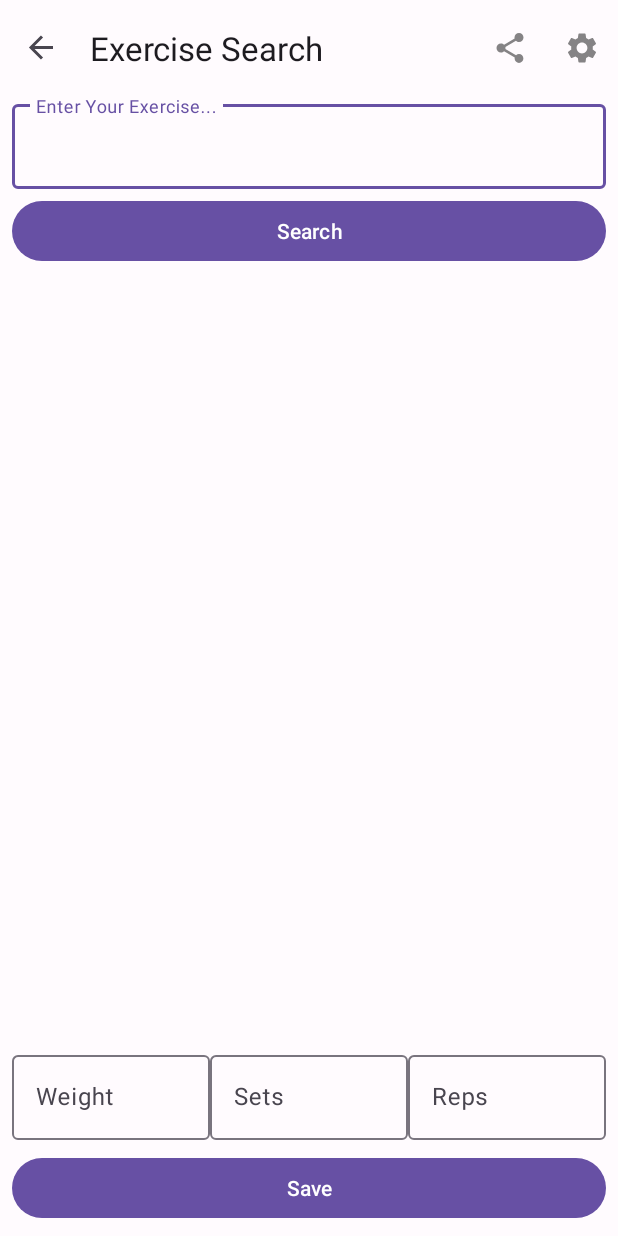
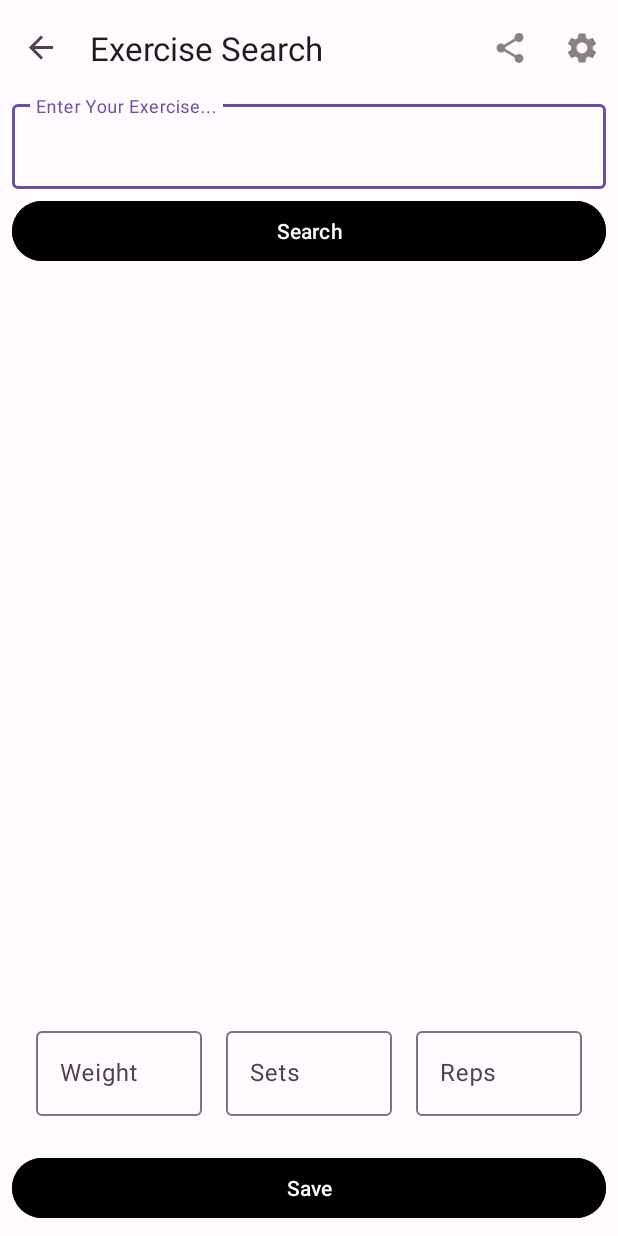
Before and after one commit to bharath-temp/Swol, an Android app: the screen it shows after launch (MainActivity), in the side drawer, after a tap on "Search Exercises", on a phone screen of 412 x 824 dp. Run offline under Robolectric (Android 15) with nearby library versions, the phone set to English and light mode, and no system bars; our stand-ins replace Room's generated code, navigation-ui.

Commit message:
Fixed exercise search
I fixed the searching issue with the exercise search page

```diff
--- a/app/src/main/res/layout/fragment_exercise_search.xml
+++ b/app/src/main/res/layout/fragment_exercise_search.xml
@@ -1,17 +1,25 @@
 <?xml version="1.0" encoding="utf-8"?>
 <LinearLayout
     xmlns:android="http://schemas.android.com/apk/res/android"
-    xmlns:tools="http://schemas.android.com/tools"
     android:layout_width="match_parent"
     android:layout_height="match_parent"
-    android:fitsSystemWindows="true"
+    android:orientation="vertical">
+
+    <ScrollView
+        android:layout_width="match_parent"
+        android:layout_height="0dp"
+        android:layout_weight="1"
+        android:fillViewport="true">
+
+        <LinearLayout
+            android:layout_width="match_parent"
+            android:layout_height="wrap_content"
             android:orientation="vertical"
-    tools:context=".ui.ExerciseSearchFragment">
+            android:fitsSystemWindows="true">
 
             <com.google.android.material.textfield.TextInputLayout
                 android:layout_width="match_parent"
                 android:layout_height="wrap_content"
-        android:layout_gravity="center"
                 android:layout_marginHorizontal="8dp"
                 android:hint="@string/search_hint">
                 <com.google.android.material.textfield.TextInputEditText
@@ -27,44 +35,56 @@
                 android:layout_marginTop="4dp"
                 android:layout_marginHorizontal="8dp"
                 style="?attr/materialButtonStyle"
-        android:text="@string/search" />
+                android:text="@string/search"
+                android:backgroundTint="@color/black" />
 
             <FrameLayout
                 android:layout_width="match_parent"
-        android:layout_height="0dp"
-        android:layout_weight="1">
-
+                android:layout_height="wrap_content">
                 <androidx.recyclerview.widget.RecyclerView
                     android:id="@+id/rv_search_results"
                     android:layout_width="match_parent"
-            android:layout_height="match_parent" />
+                    android:layout_height="wrap_content" />
+            </FrameLayout>
 
-    </FrameLayout>
+        </LinearLayout>
+    </ScrollView>
+
+    <LinearLayout
+        android:layout_width="match_parent"
+        android:layout_height="wrap_content"
+        android:orientation="vertical"
+        android:layout_marginHorizontal="8dp"
+        android:layout_marginTop="8dp">
 
         <LinearLayout
             android:layout_width="match_parent"
             android:layout_height="wrap_content"
             android:orientation="horizontal"
-        android:layout_marginHorizontal="8dp"
-        android:layout_marginTop="8dp">
+            android:padding="8dp"
+            android:baselineAligned="false">
 
+            <!-- Weight input field -->
             <com.google.android.material.textfield.TextInputLayout
                 android:layout_width="0dp"
                 android:layout_height="wrap_content"
                 android:layout_weight="1"
-            android:hint="@string/weight_hint">
+                android:hint="@string/weight_hint"
+                android:padding="8dp">
                 <com.google.android.material.textfield.TextInputEditText
                     android:id="@+id/et_weight"
                     android:layout_width="match_parent"
                     android:layout_height="wrap_content"
-                android:inputType="number"/>
+                    android:inputType="numberDecimal"/>
             </com.google.android.material.textfield.TextInputLayout>
 
+            <!-- Sets input field -->
             <com.google.android.material.textfield.TextInputLayout
                 android:layout_width="0dp"
                 android:layout_height="wrap_content"
                 android:layout_weight="1"
-            android:hint="@string/sets_hint">
+                android:hint="@string/sets_hint"
+                android:padding="8dp">
                 <com.google.android.material.textfield.TextInputEditText
                     android:id="@+id/et_sets"
                     android:layout_width="match_parent"
@@ -72,27 +92,31 @@
                     android:inputType="number"/>
             </com.google.android.material.textfield.TextInputLayout>
 
+            <!-- Reps input field -->
             <com.google.android.material.textfield.TextInputLayout
                 android:layout_width="0dp"
                 android:layout_height="wrap_content"
                 android:layout_weight="1"
-            android:hint="@string/reps_hint">
+                android:hint="@string/reps_hint"
+                android:padding="8dp">
                 <com.google.android.material.textfield.TextInputEditText
                     android:id="@+id/et_reps"
                     android:layout_width="match_parent"
                     android:layout_height="wrap_content"
                     android:inputType="number"/>
             </com.google.android.material.textfield.TextInputLayout>
+
         </LinearLayout>
 
         <Button
             android:id="@+id/btn_save"
             android:layout_width="match_parent"
             android:layout_height="wrap_content"
-        android:layout_marginHorizontal="8dp"
             android:layout_marginTop="8dp"
             android:layout_marginBottom="8dp"
             style="?attr/materialButtonStyle"
-        android:text="@string/save" />
+            android:text="@string/save"
+            android:backgroundTint="@color/black"/>
+    </LinearLayout>
 
 </LinearLayout>
--- a/app/src/main/res/menu/main_nav_drawer_menu.xml
+++ b/app/src/main/res/menu/main_nav_drawer_menu.xml
@@ -2,7 +2,7 @@
 <menu
     xmlns:android="http://schemas.android.com/apk/res/android"
     xmlns:app="http://schemas.android.com/apk/res-auto">
-
+<group>
     <item
         android:id="@+id/daily_exercise"
         android:title="@string/workouts"
@@ -23,5 +23,5 @@
         android:id="@+id/settings"
         android:title="@string/action_settings"
         android:icon="@drawable/ic_action_settings" />
-
+</group>
 </menu>
--- a/app/src/main/res/values/strings.xml
+++ b/app/src/main/res/values/strings.xml
@@ -10,6 +10,8 @@
     <string name="action_share">Share</string>
     <string name="share_text">Share</string>
 
+    <string name="logo_text">SWOL</string>
+
     <string name="pref_units_entry_lbs">Lbs</string>
     <string name="pref_units_entry_kgs">Kgs</string>
     <string name="pref_units_val_lbs">lbs</string>
```
Lines whose indentation alone changed are shown as unchanged.
